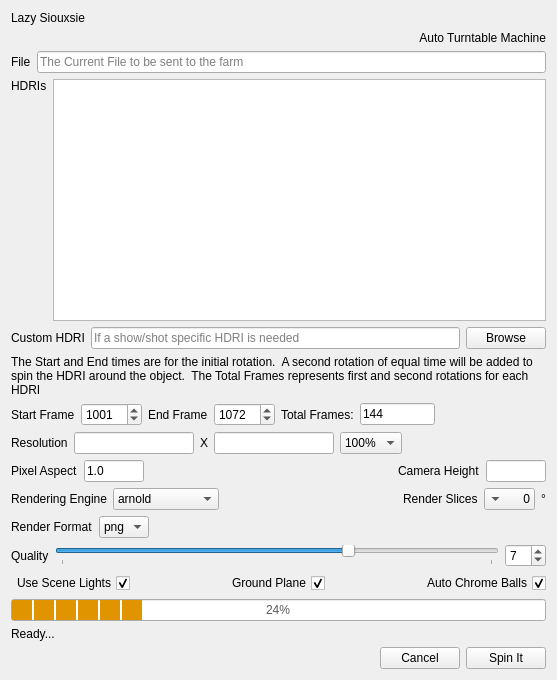
This is v1.0.0/python/lazy_siouxsie/ui/lazy_siouxsie_ui.ui in SleepDeprivedVFX/lazy_siouxsie as Qt 5 draws it before an edit. The edited form follows.
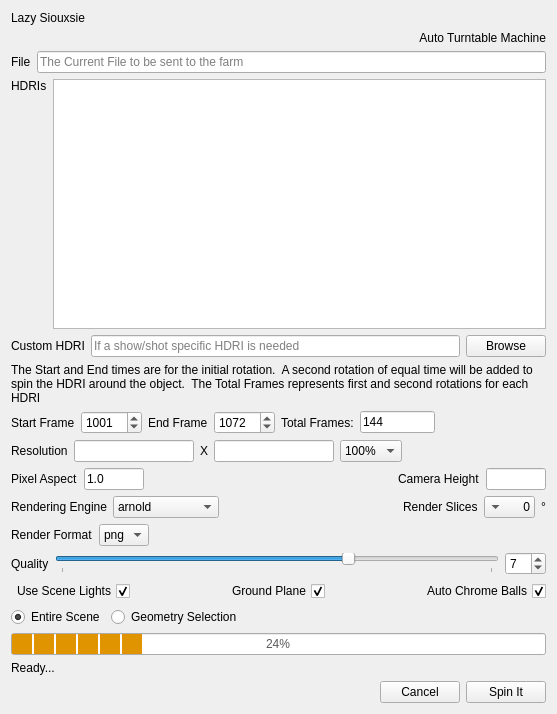
This is the edited form.

Commit message: Adding in selection capabilities

What changed in the file:
```diff
--- a/v1.0.0/python/lazy_siouxsie/ui/lazy_siouxsie_ui.ui
+++ b/v1.0.0/python/lazy_siouxsie/ui/lazy_siouxsie_ui.ui
@@ -7,7 +7,7 @@
     <x>0</x>
     <y>0</y>
     <width>557</width>
-    <height>680</height>
+    <height>714</height>
    </rect>
   </property>
   <property name="windowTitle">
@@ -1017,6 +1017,40 @@
      </item>
     </layout>
    </item>
+   <item>
+    <layout class="QHBoxLayout" name="horizontalLayout_12">
+     <item>
+      <widget class="QRadioButton" name="entire_scene">
+       <property name="text">
+        <string>Entire Scene</string>
+       </property>
+       <property name="checked">
+        <bool>true</bool>
+       </property>
+      </widget>
+     </item>
+     <item>
+      <widget class="QRadioButton" name="geo_selection">
+       <property name="text">
+        <string>Geometry Selection</string>
+       </property>
+      </widget>
+     </item>
+     <item>
+      <spacer name="horizontalSpacer_9">
+       <property name="orientation">
+        <enum>Qt::Horizontal</enum>
+       </property>
+       <property name="sizeHint" stdset="0">
+        <size>
+         <width>40</width>
+         <height>20</height>
+        </size>
+       </property>
+      </spacer>
+     </item>
+    </layout>
+   </item>
    <item>
     <layout class="QVBoxLayout" name="verticalLayout">
      <item>
```
The commit also changes 1 other file.
